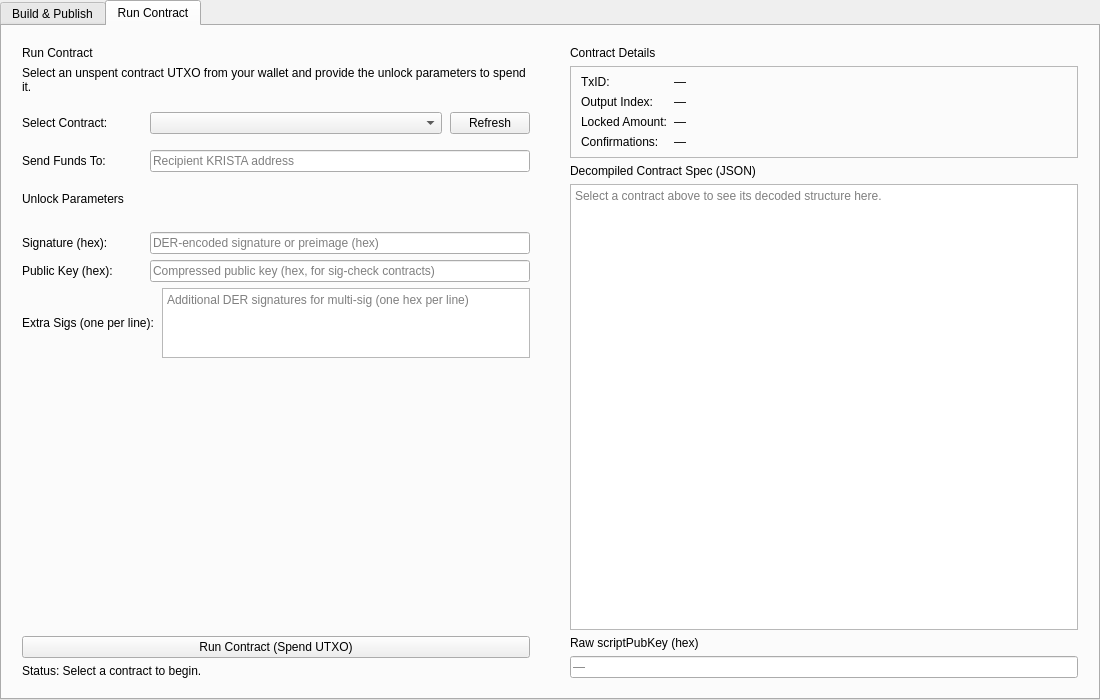
This is src/qt/kristatech/forms/smartcontractwidget.ui in bedri/KristaTech-KRISTA as Qt 5 draws it before an edit. The edited form follows.
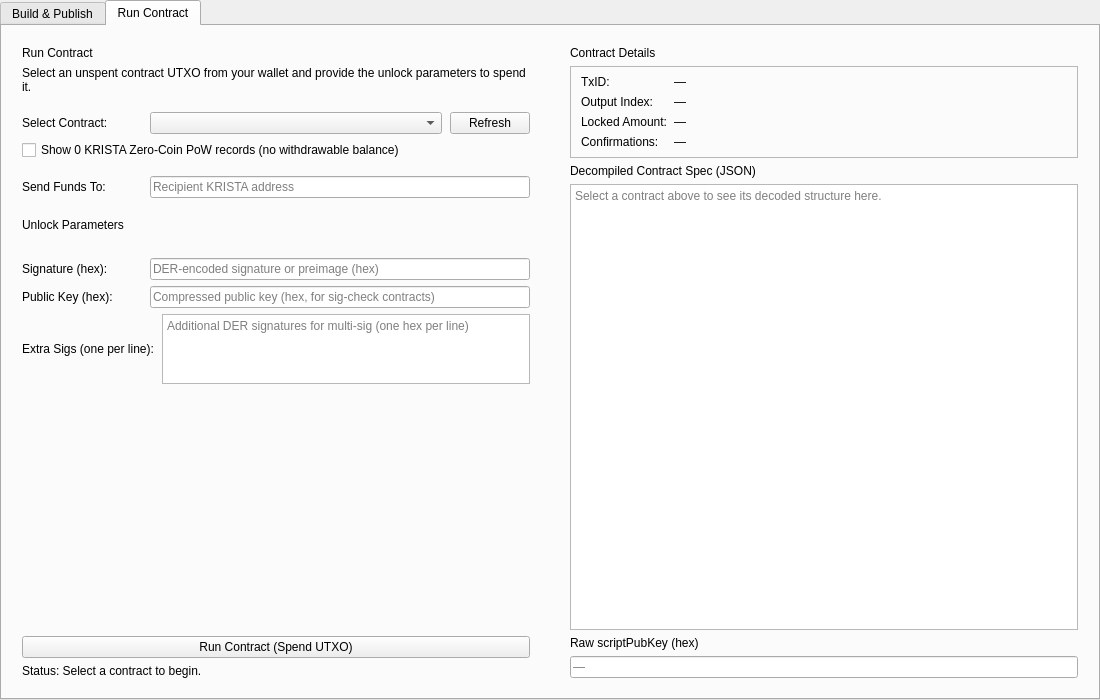
This is the edited form. The open tabs and pages were chosen to show the change.

Commit message: qt: filter 0-KRISTA zero-coin PoW records in Run Contract and make TopBar Masternodes summary clickable

```diff
--- a/src/qt/kristatech/forms/smartcontractwidget.ui
+++ b/src/qt/kristatech/forms/smartcontractwidget.ui
@@ -719,6 +719,20 @@
            </layout>
           </item>
 
+          <item>
+           <widget class="QCheckBox" name="chkShowZeroPow">
+            <property name="text">
+             <string>Show 0 KRISTA Zero-Coin PoW records (no withdrawable balance)</string>
+            </property>
+            <property name="checked">
+             <bool>false</bool>
+            </property>
+            <property name="toolTip">
+             <string>Zero-Coin PoW miner registrations lock 0 KRISTA and cannot be spent for funds.</string>
+            </property>
+           </widget>
+          </item>
+
           <!-- Recipient address row -->
           <item>
            <spacer name="verticalSpacer_Run2">
```
The commit also changes 5 other files.
